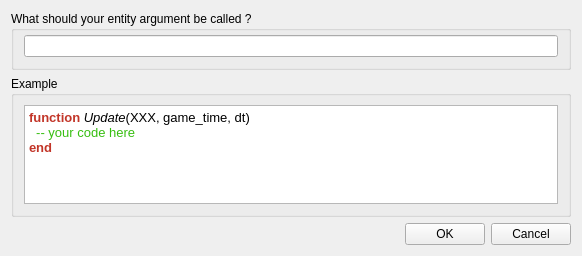
The window that editor/gui/dlgscriptvarname.ui (ensisoft/detonator) describes before a commit, drawn with Qt 5.
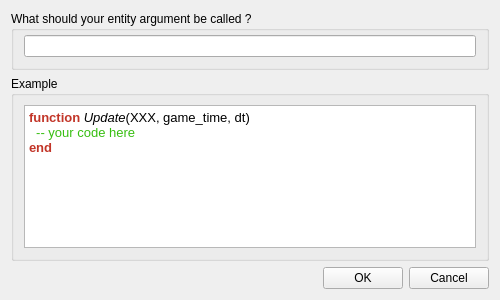
The same window after the commit.

Commit message:
Improve entity script entity name workflow
Improve entity script entity name workflow. Use the placeholder
text to deal with an empty string.

Patch:
```diff
--- a/editor/gui/dlgscriptvarname.ui
+++ b/editor/gui/dlgscriptvarname.ui
@@ -6,8 +6,8 @@
    <rect>
     <x>0</x>
     <y>0</y>
-    <width>582</width>
-    <height>256</height>
+    <width>500</width>
+    <height>300</height>
    </rect>
   </property>
   <property name="windowTitle">
```
The commit also changes 2 other files.
